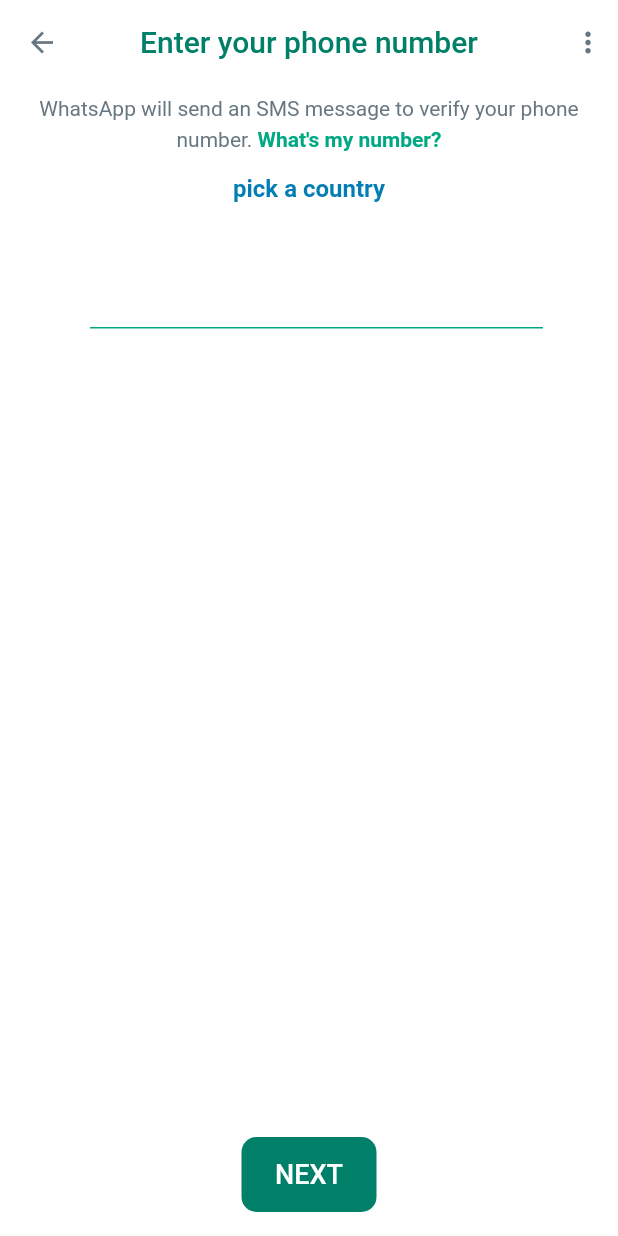
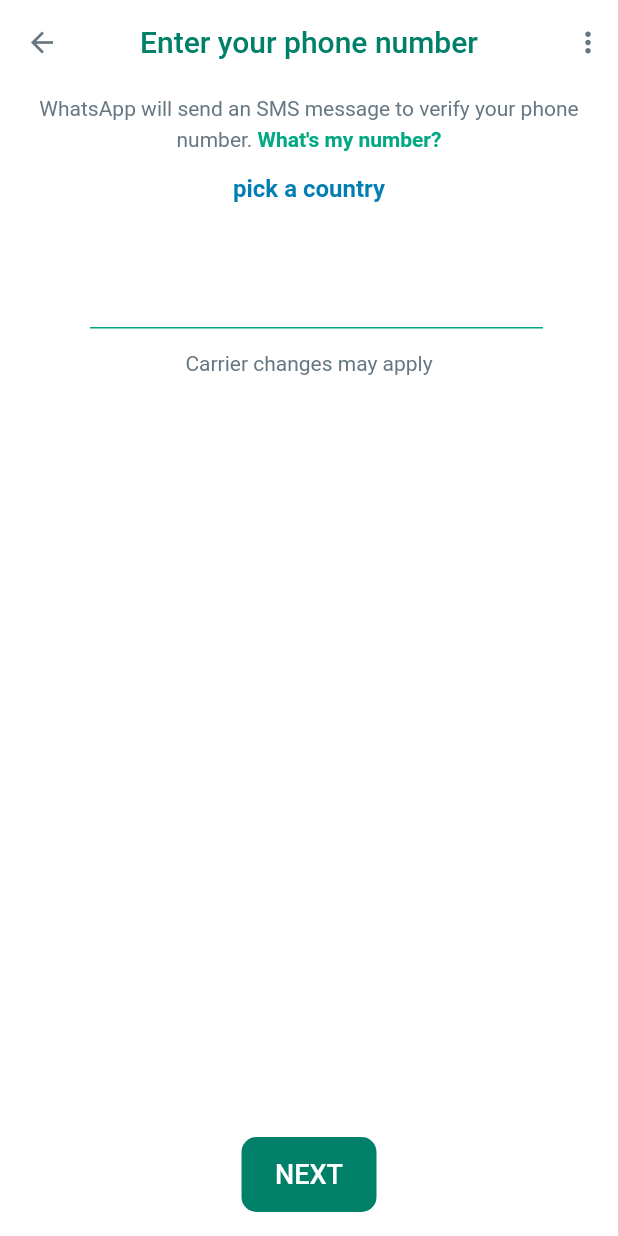
Before and after one commit to mageshyt/whatapp_clone_flutter, a Flutter app: the LoginView screen opened directly, after a tap on "pick a country", on a phone screen of 412 x 824 dp. Run offline on Flutter 3.47's test engine with Material 2 defaults, Android fonts, the phone set to English and light mode, and no system bars; our stand-ins replace country_picker.

Commit message:
:sparkles: auth page and routing implemented

```diff
--- a/lib/common/common.dart
+++ b/lib/common/common.dart
@@ -1 +1,2 @@
-export 'customElevatedButton.dart';
+export './widgets/customElevatedButton.dart';
+export './widgets/customIconButton.dart';
--- /dev/null
+++ b/lib/common/widgets/customIconButton.dart
@@ -0,0 +1,35 @@
+import 'package:flutter/material.dart';
+import 'package:whatapp_clone/constants/colors.dart';
+import 'package:whatapp_clone/theme/custom_theme_extenstion.dart';
+
+class CustomIconButton extends StatelessWidget {
+  final IconData icon;
+  final VoidCallback onPressed;
+  final Color? color;
+  final double? iconSize;
+  final double? minWidth;
+  final Color? iconsColor;
+  const CustomIconButton({
+    super.key,
+    required this.icon,
+    required this.onPressed,
+    this.color,
+    this.iconSize,
+    this.minWidth,
+    this.iconsColor,
+  });
+
+  @override
+  Widget build(BuildContext context) {
+    return IconButton(
+      onPressed: onPressed,
+      icon: Icon(icon, color: iconsColor ?? context.theme.greyColor),
+      constraints: BoxConstraints(minWidth: minWidth ?? 40),
+      splashRadius: 22,
+      iconSize: iconSize ?? 22,
+      padding: EdgeInsets.zero,
+      splashColor: Colors.transparent,
+      color: color ?? ThemeColors.greenDark,
+    );
+  }
+}
--- a/lib/features/auth/pages/login_view.dart
+++ b/lib/features/auth/pages/login_view.dart
@@ -1,5 +1,6 @@
 import 'package:flutter/material.dart';
 import 'package:whatapp_clone/common/common.dart';
+import 'package:whatapp_clone/common/helper/show_alert_dialog.dart';
 import 'package:whatapp_clone/constants/colors.dart';
 import 'package:whatapp_clone/features/auth/widgets/auth_appbar.dart';
 import 'package:whatapp_clone/features/auth/widgets/custom_text_field.dart';
@@ -8,6 +9,9 @@ import 'package:country_picker/country_picker.dart';
 
 class LoginView extends StatefulWidget {
   const LoginView({Key? key}) : super(key: key);
+  static Route<dynamic> route() {
+    return MaterialPageRoute(builder: (context) => const LoginView());
+  }
 
   @override
   State<LoginView> createState() => _LoginViewState();
@@ -30,14 +34,56 @@ class _LoginViewState extends State<LoginView> {
         setState(() {
           country = _country;
         });
-        });
+      },
+      showPhoneCode: true,
+      favorite: ['+91', 'IN'],
+      countryListTheme: CountryListThemeData(
+        bottomSheetHeight: 600,
+        flagSize: 22,
+        backgroundColor: Theme.of(context).backgroundColor,
+        inputDecoration: InputDecoration(
+            labelStyle: TextStyle(color: context.theme.greyColor),
+            prefixIcon:
+                const Icon(Icons.language, color: ThemeColors.greenDark),
+            hintText: "Search Country code or name",
+            hintStyle: TextStyle(color: context.theme.greyColor),
+            enabledBorder: UnderlineInputBorder(
+              borderSide:
+                  BorderSide(color: context.theme.greyColor!.withOpacity(0.2)),
+            ),
+            focusedBorder: const UnderlineInputBorder(
+              borderSide: BorderSide(color: ThemeColors.greenDark),
+            )),
+      ),
+    );
+  }
+
+  void sendPhoneCode() {
+    // if no country is selected
+    if (country == null) {
+      showAlertDialog(
+        context: context,
+        title: "Country not selected",
+        content: "Please pick a country",
+      );
+      return;
+    }
+
+    // if phone number is empty
+
+    else if (phoneController.text.isEmpty) {
+      showAlertDialog(
+        context: context,
+        content: "Please enter your phone number",
+      );
+      return;
+    }
   }
 
   @override
   Widget build(BuildContext context) {
-    final size = MediaQuery.of(context).size;
     return Scaffold(
-      appBar: AuthAppbar(),
+      appBar: const AuthAppbar(),
       body: Column(children: [
         // info text
         Padding(
@@ -76,14 +122,23 @@ class _LoginViewState extends State<LoginView> {
 
         // phone number field
         Container(
-          padding: EdgeInsets.symmetric(horizontal: 50),
+          padding: const EdgeInsets.symmetric(horizontal: 50),
           child: Row(
             crossAxisAlignment: CrossAxisAlignment.end,
             children: [
               if (country != null)
-                Text(
+                Container(
+                  padding:
+                      const EdgeInsets.symmetric(horizontal: 8, vertical: 12),
+                  decoration: BoxDecoration(
+                    borderRadius: BorderRadius.circular(5),
+                    color: context.theme.greyColor!.withOpacity(0.2),
+                  ),
+                  child: Text(
                     "+${country!.phoneCode}",
-                  style: TextStyle(fontSize: 16, fontWeight: FontWeight.bold),
+                    style: const TextStyle(
+                        fontSize: 16, fontWeight: FontWeight.bold),
+                  ),
                 ),
               const SizedBox(width: 10),
               Expanded(
@@ -97,11 +152,16 @@ class _LoginViewState extends State<LoginView> {
             ],
           ),
         ),
+        const SizedBox(height: 15),
+        Text(
+          "Carrier changes may apply",
+          style: TextStyle(color: context.theme.greyColor),
+        )
       ]),
       floatingActionButtonLocation: FloatingActionButtonLocation.centerFloat,
       floatingActionButton: CustomElevatedButton(
         label: "NEXT",
-        onPressed: () {},
+        onPressed: sendPhoneCode,
         width: 90,
       ),
     );
--- a/lib/features/auth/widgets/auth_appbar.dart
+++ b/lib/features/auth/widgets/auth_appbar.dart
@@ -1,4 +1,5 @@
 import 'package:flutter/material.dart';
+import 'package:whatapp_clone/common/common.dart';
 import 'package:whatapp_clone/constants/colors.dart';
 import 'package:whatapp_clone/theme/custom_theme_extenstion.dart';
 
@@ -19,26 +20,16 @@ class AuthAppbar extends StatelessWidget implements PreferredSizeWidget {
         ),
       ),
       centerTitle: true,
-      leading: IconButton(
-        onPressed: () {},
-        icon: Icon(Icons.arrow_back, color: context.theme.greyColor),
-        constraints: const BoxConstraints(minWidth: 40),
-        splashRadius: 22,
-        iconSize: 22,
-        padding: EdgeInsets.zero,
-        splashColor: Colors.transparent,
-        color: ThemeColors.greenDark,
+      leading: CustomIconButton(
+        icon: Icons.arrow_back,
+        onPressed: () => Navigator.of(context).pop(),
+        color: context.theme.greyColor,
       ),
       actions: [
-        IconButton.filled(
+        CustomIconButton(
+          icon: Icons.more_vert,
           onPressed: () {},
-          icon: Icon(Icons.more_vert, color: context.theme.greyColor),
-          constraints: const BoxConstraints(minWidth: 40),
-          splashRadius: 22,
-          iconSize: 22,
-          padding: EdgeInsets.zero,
-          splashColor: Colors.transparent,
-          color: ThemeColors.greenDark,
+          color: context.theme.greyColor,
         )
       ],
     );
--- a/lib/main.dart
+++ b/lib/main.dart
@@ -20,6 +20,6 @@ class MyApp extends StatelessWidget {
         darkTheme: darkTheme(),
         themeMode: ThemeMode.system,
         title: 'Whatsapp me',
-        home: const LoginView());
+        home: const Welcome_screen());
   }
 }
--- a/lib/theme/light_theme.dart
+++ b/lib/theme/light_theme.dart
@@ -26,5 +26,11 @@ ThemeData lightTheme() {
         ),
       ),
     ),
+    dialogBackgroundColor: ThemeColors.backgroundLight,
+    dialogTheme: DialogTheme(
+      shape: RoundedRectangleBorder(
+        borderRadius: BorderRadius.circular(20),
+      ),
+    ),
   );
 }
```
Also changed, not shown: lib/common/helper/show_alert_dialog.dart (added, +37 -0 lines), lib/features/welcome/view/welcome_screen.dart (+7 -1 lines), lib/features/welcome/widgets/languageButton.dart (+6 -4 lines), lib/theme/dark_theme.dart (+6 -1 lines), lib/common/widgets/customElevatedButton.dart (renamed from lib/common/customElevatedButton.dart). Lines whose indentation alone changed are shown as unchanged.
